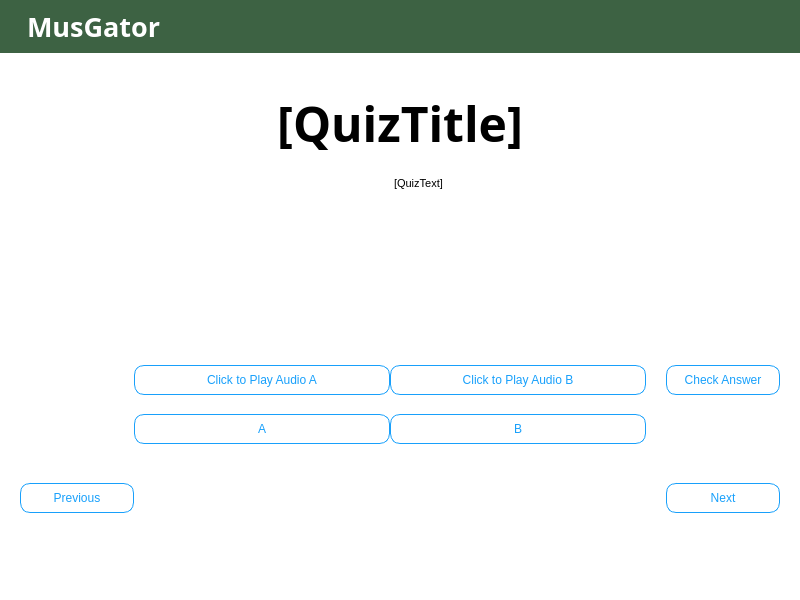
First picture: the form in sight-earQuiz.ui, repository ZachKrol/MusGator, before the edit.
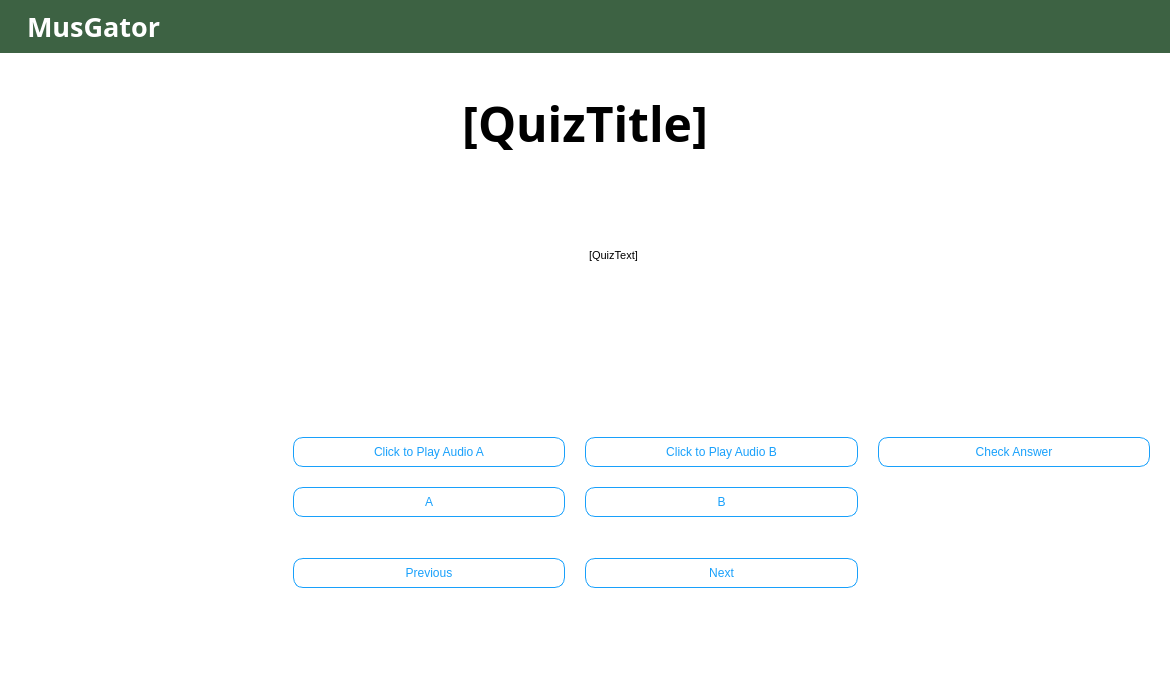
Second picture: the form after the edit. Icons and pictures are not drawn.

Commit message: update styling: font size, next/prev button, overflow scrolling

The edit to the form file:
```diff
--- a/sight-earQuiz.ui
+++ b/sight-earQuiz.ui
@@ -6,8 +6,8 @@
    <rect>
     <x>0</x>
     <y>0</y>
-    <width>800</width>
-    <height>600</height>
+    <width>1170</width>
+    <height>680</height>
    </rect>
   </property>
   <property name="minimumSize">
@@ -206,6 +206,7 @@
            <font>
             <family>Tw Cen MT</family>
             <pointsize>36</pointsize>
+            <weight>50</weight>
             <italic>false</italic>
             <bold>false</bold>
             <stylestrategy>PreferAntialias</stylestrategy>
@@ -246,100 +247,48 @@
       </item>
       <item>
        <layout class="QGridLayout" name="gridLayout">
-        <item row="7" column="0">
-         <widget class="QPushButton" name="previousButton">
-          <property name="styleSheet">
-           <string notr="true">margin-top: 20px;</string>
-          </property>
-          <property name="text">
-           <string>Previous</string>
-          </property>
-         </widget>
-        </item>
-        <item row="8" column="2">
-         <spacer name="verticalSpacer3">
+        <item row="6" column="4">
+         <spacer name="verticalSpacer_2">
           <property name="orientation">
            <enum>Qt::Vertical</enum>
           </property>
-          <property name="sizeType">
-           <enum>QSizePolicy::MinimumExpanding</enum>
-          </property>
           <property name="sizeHint" stdset="0">
            <size>
             <width>20</width>
-            <height>5</height>
+            <height>40</height>
            </size>
           </property>
          </spacer>
         </item>
-        <item row="1" column="2">
-         <widget class="QPushButton" name="pushButton_4">
+        <item row="2" column="1">
+         <widget class="QPushButton" name="pushButton_3">
           <property name="text">
-           <string>Click to Play Audio B</string>
+           <string>Click to Play Audio A</string>
           </property>
          </widget>
         </item>
-        <item row="5" column="2">
-         <widget class="QPushButton" name="pushButton_2">
-          <property name="text">
-           <string>B</string>
-          </property>
-         </widget>
-        </item>
-        <item row="5" column="1">
+        <item row="6" column="1">
          <widget class="QPushButton" name="pushButton">
           <property name="text">
            <string>A</string>
           </property>
          </widget>
         </item>
-        <item row="0" column="1">
+        <item row="2" column="3">
+         <widget class="QPushButton" name="pushButton_4">
+          <property name="text">
+           <string>Click to Play Audio B</string>
+          </property>
+         </widget>
+        </item>
+        <item row="1" column="1">
          <widget class="QGraphicsView" name="lessonImage">
           <property name="styleSheet">
            <string notr="true">border: none;</string>
           </property>
          </widget>
         </item>
-        <item row="5" column="3">
-         <spacer name="verticalSpacer_2">
-          <property name="orientation">
-           <enum>Qt::Vertical</enum>
-          </property>
-          <property name="sizeHint" stdset="0">
-           <size>
-            <width>20</width>
-            <height>40</height>
-           </size>
-          </property>
-         </spacer>
-        </item>
-        <item row="5" column="4">
-         <spacer name="horizontalSpacer_5">
-          <property name="orientation">
-           <enum>Qt::Horizontal</enum>
-          </property>
-          <property name="sizeHint" stdset="0">
-           <size>
-            <width>40</width>
-            <height>20</height>
-           </size>
-          </property>
-         </spacer>
-        </item>
-        <item row="5" column="0">
-         <spacer name="horizontalSpacer_2">
-          <property name="orientation">
-           <enum>Qt::Horizontal</enum>
-          </property>
-          <property name="sizeHint" stdset="0">
-           <size>
-            <width>40</width>
-            <height>20</height>
-           </size>
-          </property>
-         </spacer>
-        </item>
-        <item row="7" column="4">
+        <item row="8" column="3">
          <widget class="QPushButton" name="nextButton">
           <property name="styleSheet">
            <string notr="true">margin-top: 20px;</string>
@@ -349,36 +298,111 @@
           </property>
          </widget>
         </item>
-        <item row="0" column="2">
+        <item row="2" column="5">
+         <widget class="QPushButton" name="pushButton_5">
+          <property name="text">
+           <string>Check Answer</string>
+          </property>
+         </widget>
+        </item>
+        <item row="6" column="0">
+         <spacer name="horizontalSpacer_2">
+          <property name="orientation">
+           <enum>Qt::Horizontal</enum>
+          </property>
+          <property name="sizeHint" stdset="0">
+           <size>
+            <width>40</width>
+            <height>20</height>
+           </size>
+          </property>
+         </spacer>
+        </item>
+        <item row="1" column="2">
+         <spacer name="verticalSpacer">
+          <property name="orientation">
+           <enum>Qt::Vertical</enum>
+          </property>
+          <property name="sizeHint" stdset="0">
+           <size>
+            <width>20</width>
+            <height>40</height>
+           </size>
+          </property>
+         </spacer>
+        </item>
+        <item row="6" column="5">
+         <spacer name="horizontalSpacer_5">
+          <property name="orientation">
+           <enum>Qt::Horizontal</enum>
+          </property>
+          <property name="sizeHint" stdset="0">
+           <size>
+            <width>40</width>
+            <height>20</height>
+           </size>
+          </property>
+         </spacer>
+        </item>
+        <item row="8" column="1">
+         <widget class="QPushButton" name="previousButton">
+          <property name="styleSheet">
+           <string notr="true">margin-top: 20px;</string>
+          </property>
+          <property name="text">
+           <string>Previous</string>
+          </property>
+         </widget>
+        </item>
+        <item row="6" column="3">
+         <widget class="QPushButton" name="pushButton_2">
+          <property name="text">
+           <string>B</string>
+          </property>
+         </widget>
+        </item>
+        <item row="1" column="3">
          <widget class="QTextBrowser" name="lessonText">
           <property name="styleSheet">
            <string notr="true">border: none;</string>
           </property>
           <property name="html">
            <string>&lt;!DOCTYPE HTML PUBLIC &quot;-//W3C//DTD HTML 4.0//EN&quot; &quot;http://www.w3.org/TR/REC-html40/strict.dtd&quot;&gt;
-&lt;html&gt;&lt;head&gt;&lt;meta name=&quot;qrichtext&quot; content=&quot;1&quot; /&gt;&lt;meta charset=&quot;utf-8&quot; /&gt;&lt;style type=&quot;text/css&quot;&gt;
+&lt;html&gt;&lt;head&gt;&lt;meta name=&quot;qrichtext&quot; content=&quot;1&quot; /&gt;&lt;style type=&quot;text/css&quot;&gt;
 p, li { white-space: pre-wrap; }
-hr { height: 1px; border-width: 0; }
-li.unchecked::marker { content: &quot;\2610&quot;; }
-li.checked::marker { content: &quot;\2612&quot;; }
 &lt;/style&gt;&lt;/head&gt;&lt;body style=&quot; font-family:'Tw Cen MT'; font-size:12pt; font-weight:400; font-style:normal;&quot;&gt;
 &lt;p style=&quot; margin-top:0px; margin-bottom:0px; margin-left:0px; margin-right:0px; -qt-block-indent:0; text-indent:0px;&quot;&gt;&lt;span style=&quot; font-family:'Open Sans','Arial','sans-serif'; font-size:8pt; color:#000000; background-color:#ffffff;&quot;&gt;[QuizText]&lt;/span&gt;&lt;/p&gt;&lt;/body&gt;&lt;/html&gt;</string>
           </property>
          </widget>
         </item>
-        <item row="1" column="1">
-         <widget class="QPushButton" name="pushButton_3">
-          <property name="text">
-           <string>Click to Play Audio A</string>
+        <item row="0" column="2">
+         <spacer name="verticalSpacer_3">
+          <property name="orientation">
+           <enum>Qt::Vertical</enum>
           </property>
-         </widget>
+          <property name="sizeHint" stdset="0">
+           <size>
+            <width>20</width>
+            <height>40</height>
+           </size>
+          </property>
+         </spacer>
         </item>
-        <item row="1" column="4">
-         <widget class="QPushButton" name="pushButton_5">
-          <property name="text">
-           <string>Check Answer</string>
+        <item row="9" column="2">
+         <spacer name="verticalSpacer3">
+          <property name="orientation">
+           <enum>Qt::Vertical</enum>
           </property>
-         </widget>
+          <property name="sizeType">
+           <enum>QSizePolicy::MinimumExpanding</enum>
+          </property>
+          <property name="sizeHint" stdset="0">
+           <size>
+            <width>20</width>
+            <height>5</height>
+           </size>
+          </property>
+         </spacer>
         </item>
        </layout>
       </item>
```
Left out of the diff: 1 changed line with no effect on the pictures. The commit also changes 3 other files.
